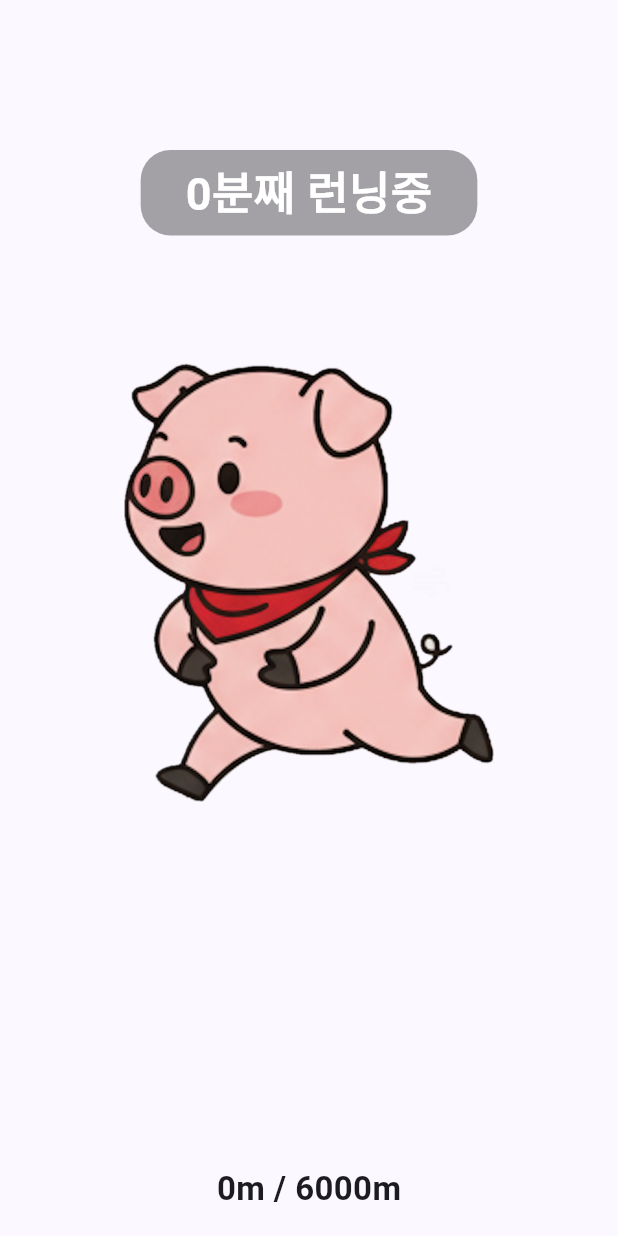
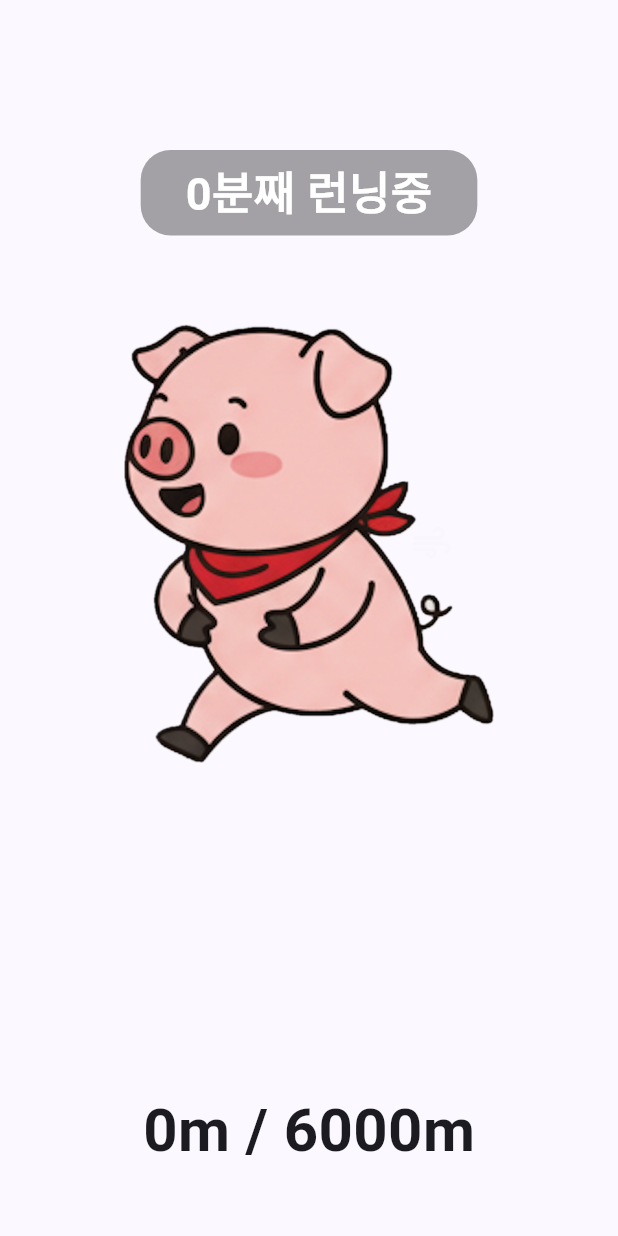
Before and after one commit to SonMyeongJin/Flutter_RunTungTung, a Flutter app: the RunScreen screen opened directly, on a phone screen of 412 x 824 dp. Run offline on Flutter 3.47's test engine with Material 3 defaults, Android fonts, the light colour scheme and no system bars; our stand-ins replace geolocator.

Commit message:
버그수정

```diff
--- a/lib/run.dart
+++ b/lib/run.dart
@@ -187,11 +187,11 @@ class _RunScreenState extends State<RunScreen> with SingleTickerProviderStateMix
             ),
           ),
           Padding(
-            padding: const EdgeInsets.only(bottom: 4),
+            padding: const EdgeInsets.only(bottom: 30),
             child: Text(
               '${_distanceMeters.toStringAsFixed(0)}m / ${_goalMeters}m',
               style: const TextStyle(
-                fontSize: 22,
+                fontSize: 40,
                 fontWeight: FontWeight.w700,
               ),
             ),
```
